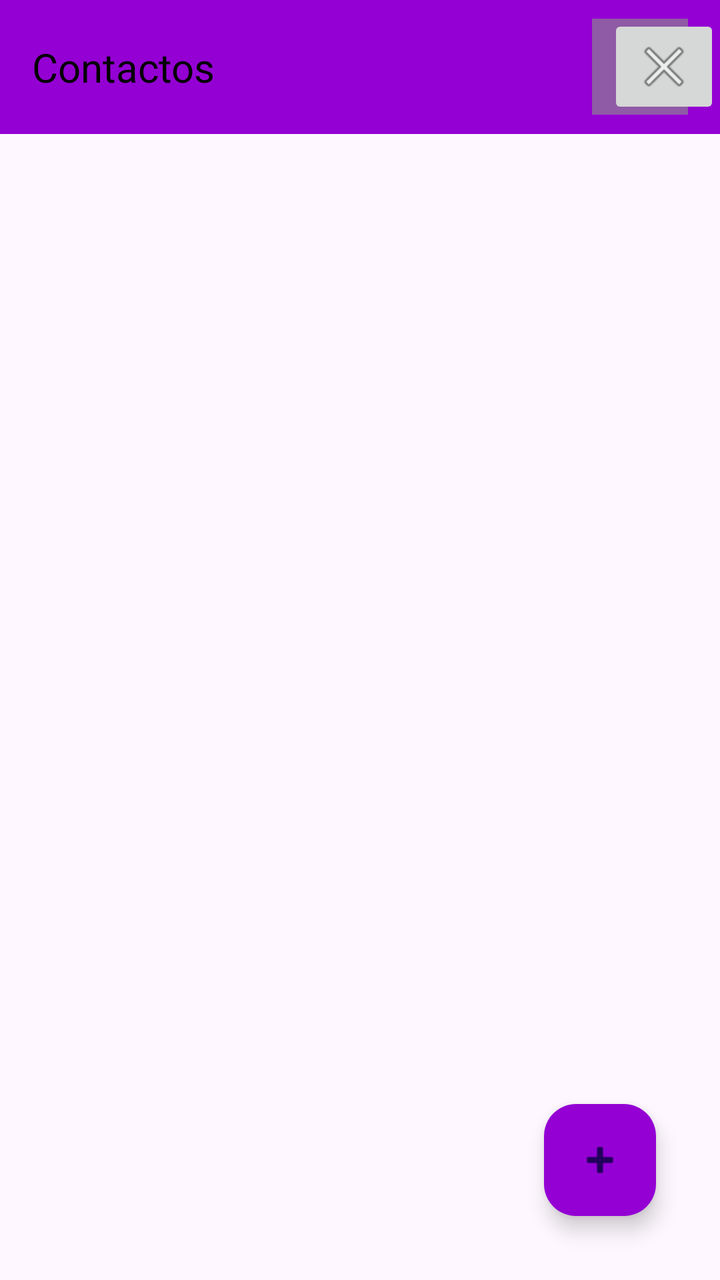
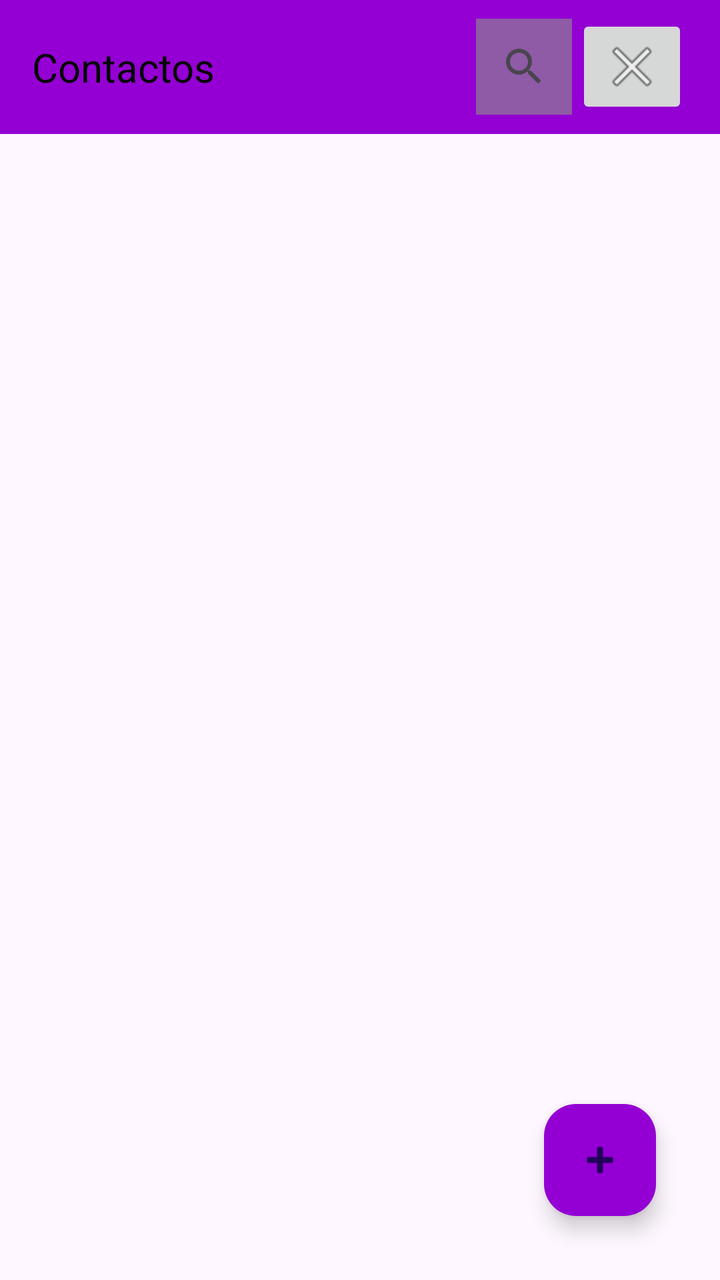

Screens rendered from an Android XML layout before and after an edit, with the pre-edit source and the edit as a unified diff.
<!-- AndroidManifest.xml: application theme Theme.AO1 -->
<!-- res/layout/activity_contacts.xml -->
<?xml version="1.0" encoding="utf-8"?>
<androidx.constraintlayout.widget.ConstraintLayout xmlns:android="http://schemas.android.com/apk/res/android"
    xmlns:app="http://schemas.android.com/apk/res-auto"
    xmlns:tools="http://schemas.android.com/tools"


    android:id="@+id/coordinatorLayout3"
    android:layout_width="match_parent"
    android:layout_height="match_parent">

    <com.google.android.material.appbar.AppBarLayout
        android:id="@+id/appbar"

        android:layout_width="wrap_content"
        android:layout_height="wrap_content"
        app:layout_constraintEnd_toEndOf="parent"
        app:layout_constraintStart_toStartOf="parent"
        app:layout_constraintTop_toTopOf="parent">

        <com.google.android.material.appbar.CollapsingToolbarLayout
            android:layout_width="wrap_content"
            android:layout_height="wrap_content"
            app:contentScrim="@color/primary"
            app:layout_scrollFlags="scroll|exitUntilCollapsed"

            app:toolbarId="@+id/toolbar">

            <FrameLayout
                android:id="@+id/toolbar"
                android:layout_width="wrap_content"
                android:layout_height="67dp"
                android:paddingStart="16dp"
                android:paddingEnd="16dp"
                android:theme="@style/Theme.AO1">

                <TextView
                    android:id="@+id/textView"
                    android:layout_width="wrap_content"
                    android:layout_height="wrap_content"
                    android:layout_gravity="start|center_vertical"
                    android:text="@string/contacts"
                    android:textAppearance="@style/TextAppearance.AppCompat.Large"
                    android:textColor="#000000"
                    android:textSize="20sp"
                    android:visibility="visible" />

                <SearchView
                    android:id="@+id/searchView"
                    android:layout_width="wrap_content"
                    android:layout_height="wrap_content"
                    android:layout_gravity="end|center_vertical"
                    android:theme="@style/SearchView" />
            </FrameLayout>

            <ImageButton
                android:id="@+id/closeButton"
                android:layout_width="wrap_content"
                android:layout_height="wrap_content"
                android:layout_gravity="center|end"
                android:contentDescription="@string/salir"
                android:src="@android:drawable/ic_menu_close_clear_cancel"
                android:visibility="visible"/>


        </com.google.android.material.appbar.CollapsingToolbarLayout>
    </com.google.android.material.appbar.AppBarLayout>

    <com.google.android.material.floatingactionbutton.FloatingActionButton
        android:id="@+id/floatingActionButton3"
        android:layout_width="wrap_content"
        android:layout_height="wrap_content"
        android:layout_marginEnd="32dp"
        android:layout_marginBottom="32dp"
        android:contentDescription="@string/newContact"
        android:onClick="onClickAddButton"
        android:src="@android:drawable/ic_input_add"
        android:tint="@color/primary"
        app:backgroundTint="@color/primary"
        app:layout_constraintBottom_toBottomOf="parent"
        app:layout_constraintEnd_toEndOf="parent" />

    <androidx.recyclerview.widget.RecyclerView
        android:id="@+id/contacts_recycler_view"
        android:layout_width="wrap_content"
        android:layout_height="wrap_content"
        android:layout_marginTop="6dp"
        android:scrollbars="vertical"
        app:layout_constraintStart_toStartOf="parent"
        app:layout_constraintTop_toBottomOf="@+id/appbar"
        tools:visibility="visible" />

</androidx.constraintlayout.widget.ConstraintLayout>
<!-- resources referenced by this layout -->
<resources>
  <color name="primary">#9400D3</color>
  <string name="contacts">Contactos</string>
  <string name="newContact">Nuevo contacto</string>
  <string name="salir">Salir</string>
  <style name="SearchView" parent="Widget.Theme.AO1.MyView">
          <item name="exampleColor">@color/black</item>
          <item name="android:background">@color/gray_600</item>
      </style>
  <style name="Theme.AO1" parent="Base.Theme.AO1" />
  <style name="Widget.Theme.AO1.MyView" parent="">
          <item name="android:background">@color/gray_400</item>
          <item name="exampleColor">@color/light_blue_400</item>
      </style>
  <color name="black">#FF000000</color>
  <color name="gray_600">#8f5aa6</color>
  <style name="Base.Theme.AO1" parent="Theme.Material3.DayNight.NoActionBar">
          
          
      </style>
  <color name="gray_400">#ab88ba</color>
  <color name="light_blue_400">#FF29B6F6</color>
</resources>

<!-- the commit's change to res/layout/activity_contacts.xml (unified diff, before → after) -->
@@ -27,7 +27,7 @@
 
             <FrameLayout
                 android:id="@+id/toolbar"
-                android:layout_width="wrap_content"
+                android:layout_width="match_parent"
                 android:layout_height="67dp"
                 android:paddingStart="16dp"
                 android:paddingEnd="16dp"
@@ -49,17 +49,20 @@
                     android:layout_width="wrap_content"
                     android:layout_height="wrap_content"
                     android:layout_gravity="end|center_vertical"
+                    android:layout_marginEnd="58dp"
                     android:theme="@style/SearchView" />
+
+                <ImageButton
+                    android:id="@+id/closeButton"
+                    android:layout_width="wrap_content"
+                    android:layout_height="wrap_content"
+                    android:layout_gravity="center|end"
+                    android:contentDescription="@string/salir"
+                    android:src="@android:drawable/ic_menu_close_clear_cancel"
+                    android:visibility="visible"/>
             </FrameLayout>
 
-            <ImageButton
-                android:id="@+id/closeButton"
-                android:layout_width="wrap_content"
-                android:layout_height="wrap_content"
-                android:layout_gravity="center|end"
-                android:contentDescription="@string/salir"
-                android:src="@android:drawable/ic_menu_close_clear_cancel"
-                android:visibility="visible"/>
+
 
 
         </com.google.android.material.appbar.CollapsingToolbarLayout>
